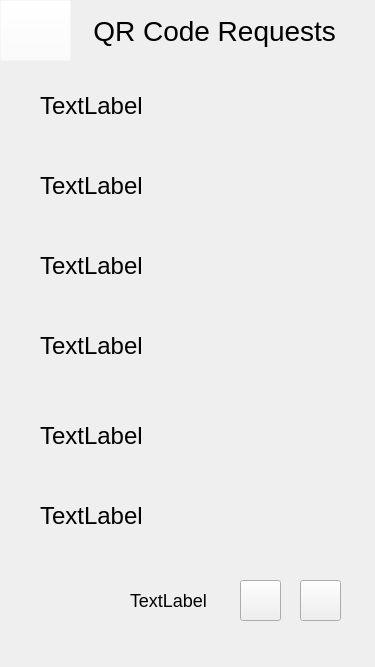
This is 0806_mCR_login/adminqrrequests.ui in csidon/MyCovidApp as Qt 5 draws it before an edit. The edited form follows.
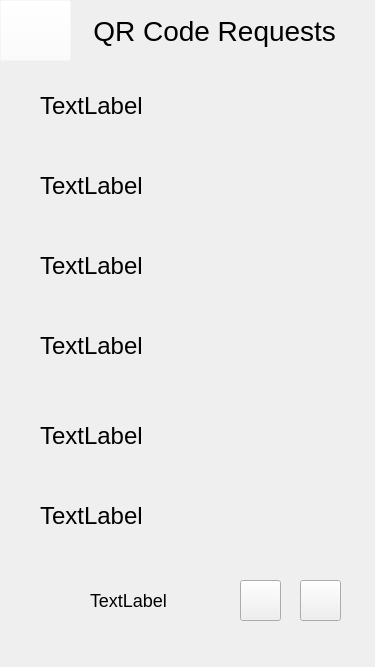
This is the edited form. Icons and pictures are not drawn.

What changed in the file:
```diff
--- a/0806_mCR_login/adminqrrequests.ui
+++ b/0806_mCR_login/adminqrrequests.ui
@@ -95,7 +95,7 @@
       <rect>
        <x>40</x>
        <y>90</y>
-       <width>121</width>
+       <width>331</width>
        <height>31</height>
       </rect>
      </property>
@@ -113,7 +113,7 @@
       <rect>
        <x>40</x>
        <y>170</y>
-       <width>121</width>
+       <width>331</width>
        <height>31</height>
       </rect>
      </property>
@@ -131,7 +131,7 @@
       <rect>
        <x>40</x>
        <y>250</y>
-       <width>121</width>
+       <width>331</width>
        <height>31</height>
       </rect>
      </property>
@@ -149,7 +149,7 @@
       <rect>
        <x>40</x>
        <y>330</y>
-       <width>121</width>
+       <width>331</width>
        <height>31</height>
       </rect>
      </property>
@@ -167,7 +167,7 @@
       <rect>
        <x>40</x>
        <y>420</y>
-       <width>121</width>
+       <width>331</width>
        <height>31</height>
       </rect>
      </property>
@@ -185,7 +185,7 @@
       <rect>
        <x>40</x>
        <y>500</y>
-       <width>121</width>
+       <width>331</width>
        <height>31</height>
       </rect>
      </property>
@@ -233,9 +233,9 @@
     <widget class="QLabel" name="label">
      <property name="geometry">
       <rect>
-       <x>130</x>
+       <x>90</x>
        <y>590</y>
-       <width>81</width>
+       <width>121</width>
        <height>20</height>
       </rect>
      </property>
```
Left out of the diff: 15 changed lines with no effect on the pictures.
